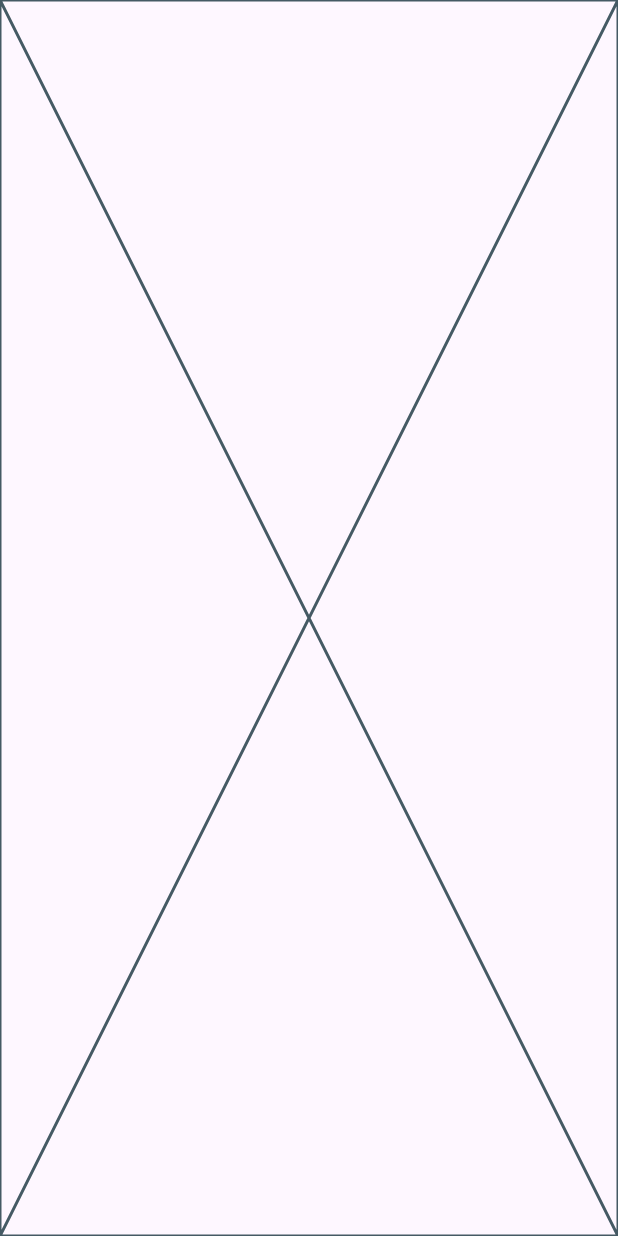
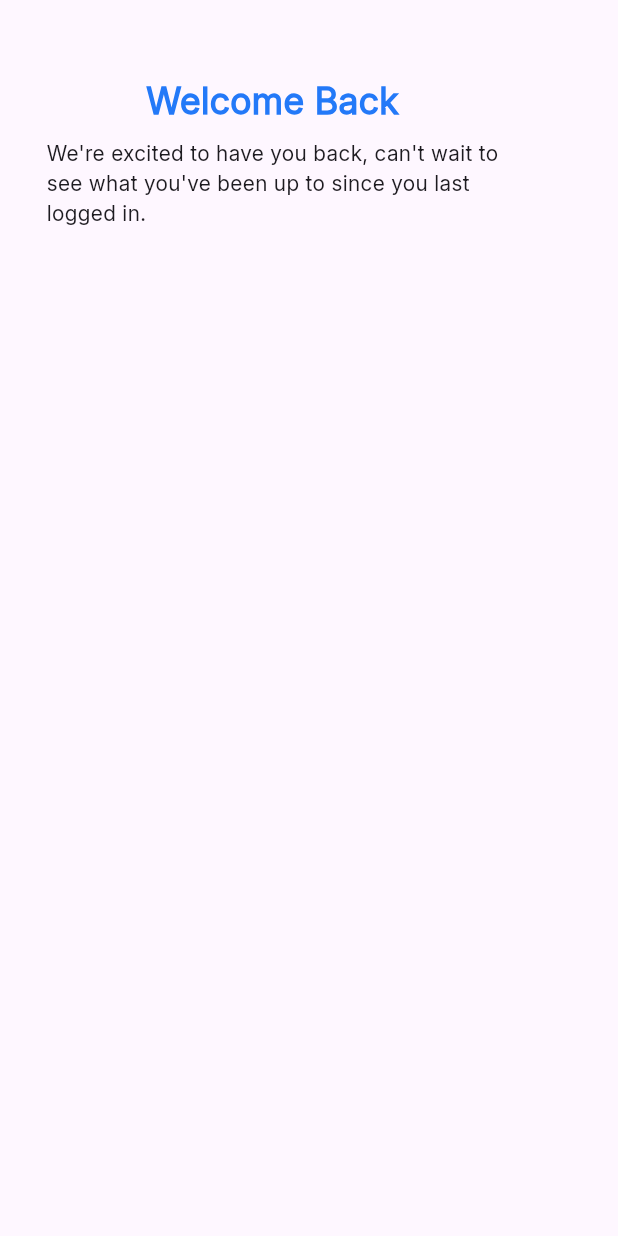
Before and after one commit to iYoussefAdly/doc_doc_clean_arch, a Flutter app: the SignInView screen opened by its route, on a phone screen of 412 x 824 dp. Run offline on Flutter 3.47's test engine with Material 3 defaults, Android fonts, the phone set to English and light mode, and no system bars; our stand-ins replace go_router, google_fonts.

Commit message:
AuthIntro done

```diff
--- a/lib/core/utils/styles.dart
+++ b/lib/core/utils/styles.dart
@@ -8,8 +8,27 @@ abstract class Styles {
     fontWeight: FontWeight.bold,
     color: kTextPrimaryColor,
   );
+  static const styleBold24 = TextStyle(
+    fontSize: 24,
+    fontWeight: FontWeight.bold,
+    color: kTextPrimaryColor,
+  );
+  static const styleRegular11 = TextStyle(
+    fontSize: 11,
+    fontWeight: FontWeight.w400,
+  );
   static const styleRegular10 = TextStyle(
     fontSize: 10,
+    fontWeight: FontWeight.w400,
+    color: kTextSecondaryColor,
+  );
+  static const styleRegular14 = TextStyle(
+    fontSize: 14,
+    fontWeight: FontWeight.w400,
+    color: kTextSecondaryColor,
+  );
+  static const styleRegular12 = TextStyle(
+    fontSize: 12,
     fontWeight: FontWeight.w400,
     color: kTextSecondaryColor,
   );
--- /dev/null
+++ b/lib/features/auth/presentation/views/widgets/auth_intro.dart
@@ -0,0 +1,18 @@
+import 'package:doc_doc_clean_arch/core/utils/styles.dart';
+import 'package:flutter/material.dart';
+
+class AuthIntro extends StatelessWidget {
+  const AuthIntro({super.key, required this.text1, required this.text2});
+  final String text1;
+  final String text2;
+  @override
+  Widget build(BuildContext context) {
+    return Column(
+      children: [
+        Text(text1, style: Styles.styleBold24),
+        SizedBox(height: 8),
+        Text(text2),
+      ],
+    );
+  }
+}
--- a/lib/features/auth/presentation/views/widgets/sign_in_view_body.dart
+++ b/lib/features/auth/presentation/views/widgets/sign_in_view_body.dart
@@ -1,10 +1,22 @@
+import 'package:doc_doc_clean_arch/features/auth/presentation/views/widgets/auth_intro.dart';
 import 'package:flutter/material.dart';
-
 class SignInViewBody extends StatelessWidget {
   const SignInViewBody({super.key});
-
   @override
   Widget build(BuildContext context) {
-    return const Placeholder();
+    return Padding(
+      padding: const EdgeInsets.symmetric(horizontal: 24, vertical: 24),
+      child: Column(
+        crossAxisAlignment: CrossAxisAlignment.start,
+        children: [
+          SizedBox(height: 26),
+          Padding(
+            padding: const EdgeInsets.only(left: 7),
+            child: AuthIntro(text1: 'Welcome Back',text2: "We're excited to have you back, can't wait to\nsee what you've been up to since you last\nlogged in.",)
+          ),
+
+          ],
+      ),
+    );
   }
 }
```
